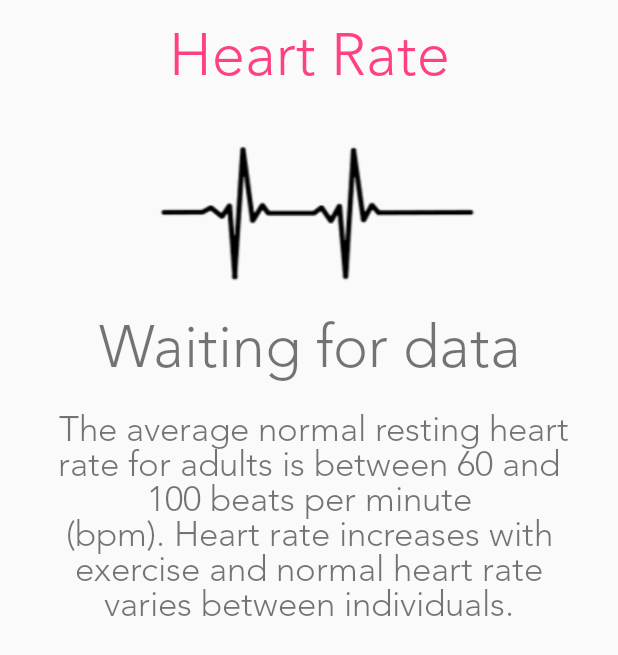
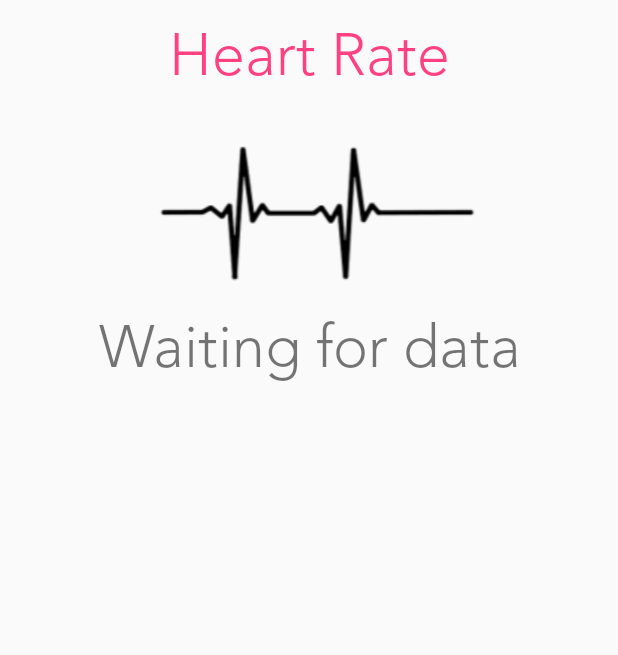
Before and after one commit to jg3215/SENSEiTshare, an Android app: the heartactivity screen opened directly, with no data from a screen before it, on a phone screen of 412 x 824 dp. Shown: the top 655 px of the screen. Run offline under Robolectric (Android 15) with nearby library versions, the phone set to English and light mode, and no system bars; our stand-ins replace sdp/ssp sizes.

Commit message:
Trying to get HeartActivity to know when bleutooth data has been received

```diff
--- a/SenseiT/app/src/main/java/com/example/costa/senseit/MainActivity.java
+++ b/SenseiT/app/src/main/java/com/example/costa/senseit/MainActivity.java
@@ -12,12 +12,9 @@ public class MainActivity extends AppCompatActivity {
     @Override
     public void onCreate(Bundle savedInstanceState) {
 
-        Context context = getApplicationContext();
-        Intent mIntent = new Intent(this, BluetoothService.class);
-        startService(mIntent);
-
         super.onCreate(savedInstanceState);
         setContentView(R.layout.activity_main);
+
     }
 
     public void heartrateclick (View v){
--- a/SenseiT/app/src/main/java/com/example/costa/senseit/createprofileactivity.java
+++ b/SenseiT/app/src/main/java/com/example/costa/senseit/createprofileactivity.java
@@ -22,7 +22,7 @@ public class createprofileactivity extends AppCompatActivity {
         }
     public void crprclick(View v)
     {
-        Intent intent = new Intent(getApplicationContext(), chooseprofileactivity.class);
+        Intent intent = new Intent(getApplicationContext(), MainActivity.class);
         String user_name = NewUserName.getText().toString();
 
         File directory = getExternalFilesDir("/Profiles/");
--- a/SenseiT/app/src/main/java/com/example/costa/senseit/heartactivity.java
+++ b/SenseiT/app/src/main/java/com/example/costa/senseit/heartactivity.java
@@ -1,21 +1,19 @@
 package com.example.costa.senseit;
 
-import android.content.ComponentName;
 import android.content.Intent;
-import android.content.ServiceConnection;
-import android.os.IBinder;
 import android.support.v7.app.AppCompatActivity;
 import android.os.Bundle;
 import android.util.Log;
-import android.view.View;
 import android.widget.TextView;
 import android.widget.Toast;
-
 import java.io.BufferedReader;
 import java.io.File;
 import java.io.FileNotFoundException;
 import java.io.FileReader;
+import java.io.FileWriter;
 import java.io.IOException;
+import java.text.DateFormat;
+import java.text.SimpleDateFormat;
 import java.util.ArrayList;
 import java.util.Objects;
 
@@ -23,6 +21,10 @@ public class heartactivity extends AppCompatActivity {
 
     public int bpm = 0;
     public int spo2 = 0;
+    boolean datacalculated = false;
+    //File directory = getExternalFilesDir("/Data/");
+    // Toast.makeText(getBaseContext(), directory.getAbsolutePath(), Toast.LENGTH_SHORT).show();
+    //File file = new File(directory, "rawdata.txt");
 
     @Override
     protected void onCreate(Bundle savedInstanceState) {
@@ -30,29 +32,84 @@ public class heartactivity extends AppCompatActivity {
         super.onCreate(savedInstanceState);
         setContentView(R.layout.heartrate);
 
-        TextView mMessageWindow = (TextView) findViewById(R.id.messageWindow);
-        StringBuilder stringBuilder = new StringBuilder();
-
-        String someMessage = " The average normal resting heart rate for adults is between 60 and 100 beats per minute\n" +
-                "(bpm). Heart rate increases with exercise and normal heart rate varies between individuals.\n ";
+        Intent mIntent = new Intent(this, BluetoothService.class);
+        startService(mIntent);
 
 
-        mMessageWindow.setText(someMessage);
+       // TextView mMessageWindow = (TextView) findViewById(R.id.messageWindow);
+        //StringBuilder stringBuilder = new StringBuilder();
+
+        //String someMessage = " The average normal resting heart rate for adults is between 60 and 100 beats per minute\n" +
+       //         "(bpm). Heart rate increases with exercise and normal heart rate varies between individuals.\n ";
+
+
+      //  mMessageWindow.setText(someMessage);
+
+        new Thread() {
+            public void run() {
+                while (!datacalculated) {
+                    if (BluetoothService.DataReceived) {
+                       /*try{
+                            Thread.sleep(2000);
+                            }
+                            catch(InterruptedException e){
+                            } */
+                        String line = null;
+                        try {
+                            File directory = getExternalFilesDir("/Data/");
+                            File file = new File(directory,"rawdata.txt");
+                            FileReader fileReader = new FileReader(file);
+                            // Always wrap FileReader in BufferedReader.
+                            BufferedReader bufferedReader = new BufferedReader(fileReader);
+                            String text = null;
+                            while ((line = bufferedReader.readLine()) != null) {
+                                //IR and Red LED values are stored one after the other in one column so each line is a number and have read them in turn
+                                text = text + line;
+                            }
+                            bufferedReader.close(); //Closes file.
+                            TextView mMessageWindow = (TextView) findViewById(R.id.messageWindow);
+                            mMessageWindow.setText(text);
+
+                            datacalculated = true;
+                        }catch (IOException e){
+                        }
+                    }
+                }
+                /*processdata("rawdata.txt");
+                if (bpm != 0) { //Means data was calculated
+                    File directory2 = getExternalFilesDir("/Profiles/");
+                    // Toast.makeText(getBaseContext(), directory.getAbsolutePath(), Toast.LENGTH_SHORT).show();
+                    File file2 = new File(directory, "Artur.txt");
+                    try {
+                        DateFormat df = new SimpleDateFormat("MM/dd/yyyy HH:mm:ss");
+                        FileWriter outstream = new FileWriter(file, true);
+                        Date currentTime = Calendar.getInstance().getTime();
+                        outstream.write(df.format(currentTime) + " - BPM: " + Integer.toString(bpm) + " SPO2: " + Integer.toString(spo2) + "\n");
+                        outstream.close();
+                        datacalculated = true;
+                        TextView textView3 = (TextView) findViewById(R.id.textView3);
+                        textView3.setText("BPM: "+Integer.toString(bpm));
+                    } catch (IOException e) {
+                        Toast.makeText(getBaseContext(), "File write failed", Toast.LENGTH_SHORT).show();
+                        Log.e("Exception", "File write failed: " + e.toString());
+                    }
+                }
+                        } catch (FileNotFoundException e) {
+                            //System.out.println("Unable to open file '" + fileName + "'");
+                            Log.e("Exception", "File read failed: " + e.toString());
+                            Toast.makeText(getBaseContext(), "File Not Found!", Toast.LENGTH_SHORT).show();
+
+
+                        } catch (IOException e) {
+                            // System.out.println(
+                            //    "Error reading file '" + fileName + "'");
+                            Log.e("Exception", "File read failed: " + e.toString());
+                            // Toast.makeText(getBaseContext(), "File read failed!", Toast.LENGTH_SHORT).show();
+                        }
+                    } */
+            }
+        }.start();
     }
-
-  /*  public void heartgotoinst (View v) {
-        Intent intent = new Intent(getApplicationContext(), heartinstructions.class);
-        startActivity(intent);
-        //TextView textView3 = (TextView) findViewById(R.id.textView3);
-       /* processdata("heartraw.txt");
-        if(bpm!=0){ //Means data was calculated well
-            String tesss = "BPM: " + getbpm();
-            textView3.setText(tesss);
-        }
-        else{
-            Toast.makeText(getBaseContext(), "Couldnt Process Data!", Toast.LENGTH_SHORT).show();
-        }
-    } */
 
     public void processdata(String fileName) {
        File directory = getExternalFilesDir("/Data/");
--- a/SenseiT/app/src/main/java/com/example/costa/senseit/lungactivity.java
+++ b/SenseiT/app/src/main/java/com/example/costa/senseit/lungactivity.java
@@ -34,11 +34,6 @@ public class lungactivity extends AppCompatActivity {
 
 
         mMessageWindow.setText(someMessage);
-    }
-
-    public void lungtoinstrclick (View v){
-        Intent intent = new Intent(getApplicationContext(), lunginstructions.class);
-        startActivity(intent);
     }
 
     public ArrayList<Integer> Readfromfile(String Sensor, String fileName){
```
Also changed, not shown: SenseiT/app/src/main/java/com/example/costa/senseit/BluetoothService.java (+19 -7 lines), SenseiT/app/src/main/java/com/example/costa/senseit/o2activity.java (+0 -7 lines).
